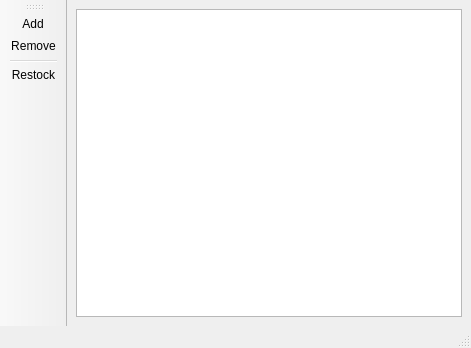
Qt form inventorywindow.ui (Mr-Se7en/QT_Local_shop) before a commit.
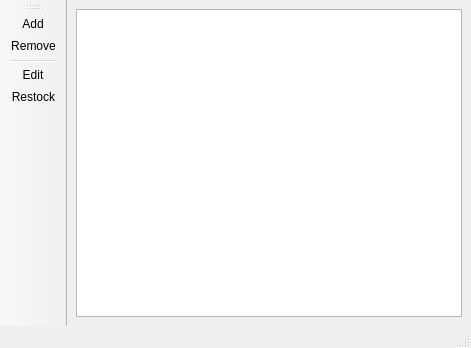
The same form after that commit. Icons and pictures are not drawn.

Commit message:
inventory menu, product operator
added the following functions to the inventory window
-add
-restock
-edit
NB: add and edit use the same dialog, restock uses its own
product operator added for future use

```diff
--- a/inventorywindow.ui
+++ b/inventorywindow.ui
@@ -12,7 +12,7 @@
   </property>
   <property name="maximumSize">
    <size>
-    <width>471</width>
+    <width>16777215</width>
     <height>16777215</height>
    </size>
   </property>
@@ -54,6 +54,7 @@
    <addaction name="actionAdd_inventory"/>
    <addaction name="actionRemove_inventory"/>
    <addaction name="separator"/>
+   <addaction name="actionEditInventory"/>
    <addaction name="actionRestock_inventory"/>
   </widget>
   <action name="actionAdd_inventory">
@@ -92,6 +93,18 @@
     <string>Restock an existing item</string>
    </property>
   </action>
+  <action name="actionEditInventory">
+   <property name="icon">
+    <iconset resource="images.qrc">
+     <normaloff>:/Images/Icons/icons8-edit-96.png</normaloff>:/Images/Icons/icons8-edit-96.png</iconset>
+   </property>
+   <property name="text">
+    <string>Edit</string>
+   </property>
+   <property name="toolTip">
+    <string>Edit an item</string>
+   </property>
+  </action>
  </widget>
  <resources>
   <include location="images.qrc"/>
```
The commit also changes 17 other files.
